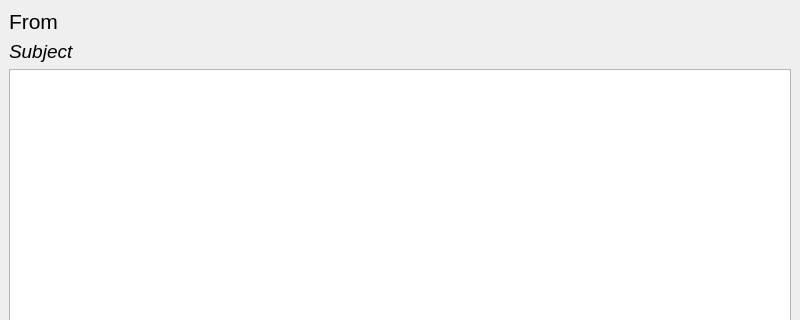
This is ui/raw/Reviewer.ui in Nakama3942/NameMail as Qt 5 draws it before an edit; both pictures show x 0 to 800 and y 0 to 320 of the 800 by 600 pixel window. The edited form follows.
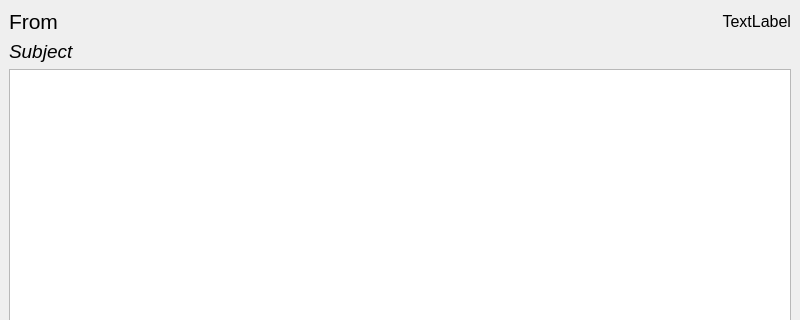
This is the edited form.

Commit message: Added verification of the correctnessAdded hints and displaying the date of receipt of the letter

Patch:
```diff
--- a/ui/raw/Reviewer.ui
+++ b/ui/raw/Reviewer.ui
@@ -14,10 +14,12 @@
    <string>Reviewer</string>
   </property>
   <widget class="QWidget" name="centralwidget">
-   <layout class="QVBoxLayout" name="verticalLayout_2">
-    <item>
+   <layout class="QGridLayout" name="gridLayout">
+    <item row="0" column="0">
      <layout class="QVBoxLayout" name="verticalLayout">
       <item>
+       <layout class="QHBoxLayout" name="horizontalLayout">
+        <item>
        <widget class="QLabel" name="labelFrom">
         <property name="font">
          <font>
@@ -31,6 +33,36 @@
          <string>From</string>
         </property>
        </widget>
+        </item>
+        <item>
+         <spacer name="horizontalSpacer">
+          <property name="orientation">
+           <enum>Qt::Horizontal</enum>
+          </property>
+          <property name="sizeHint" stdset="0">
+           <size>
+            <width>40</width>
+            <height>20</height>
+           </size>
+          </property>
+         </spacer>
+        </item>
+        <item>
+         <widget class="QLabel" name="labelData">
+          <property name="font">
+           <font>
+            <pointsize>12</pointsize>
+           </font>
+          </property>
+          <property name="text">
+           <string>TextLabel</string>
+          </property>
+          <property name="alignment">
+           <set>Qt::AlignRight|Qt::AlignTrailing|Qt::AlignVCenter</set>
+          </property>
+         </widget>
+        </item>
+       </layout>
       </item>
       <item>
        <widget class="QLabel" name="labelSubject">
```
Lines whose indentation alone changed are shown as unchanged. The commit also changes 6 other files.
